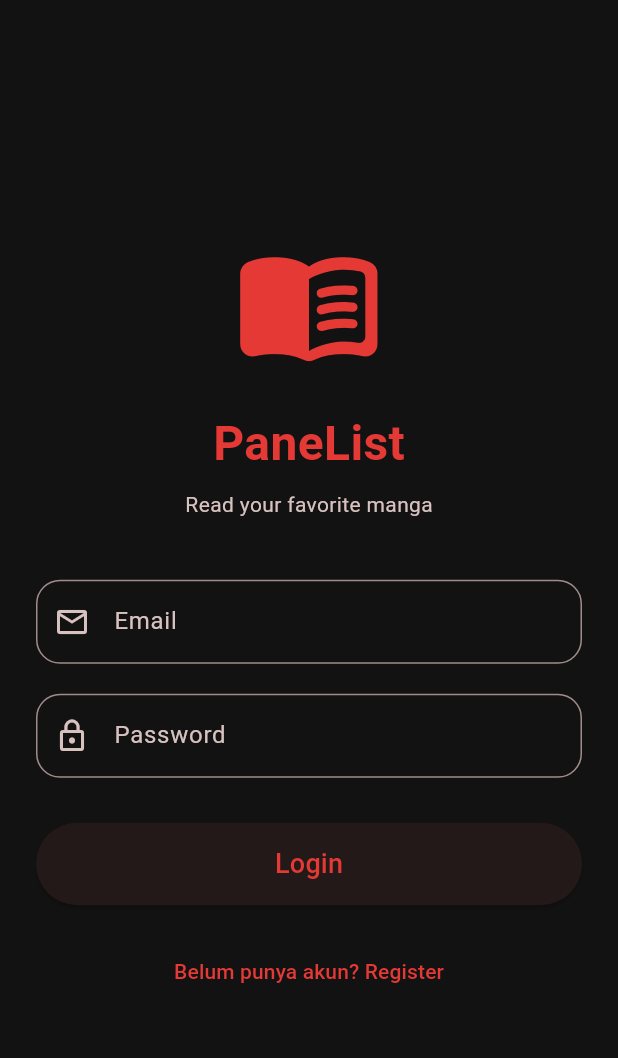
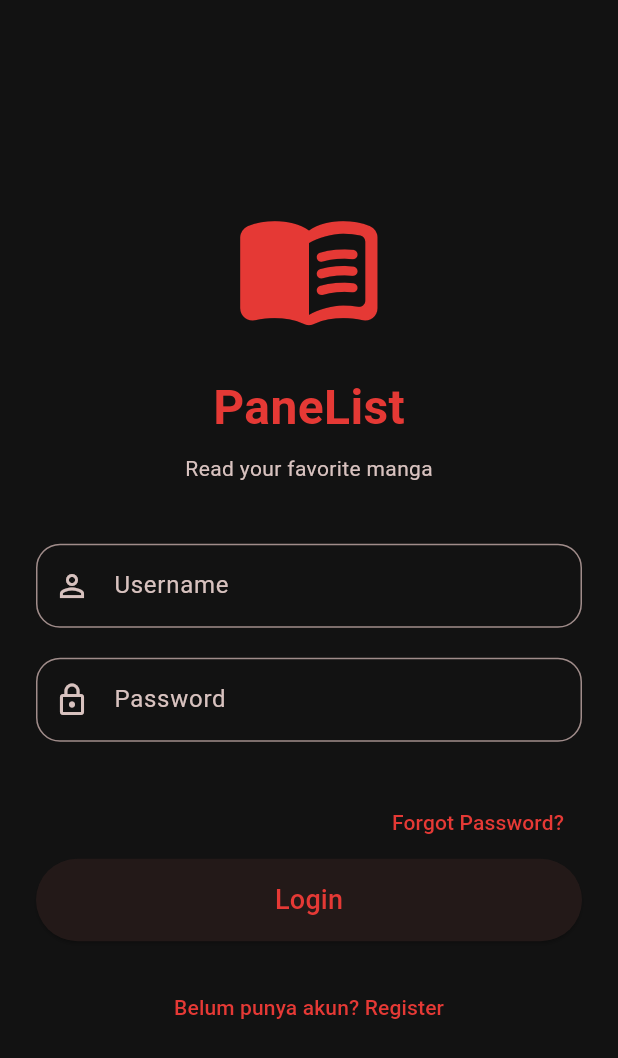
Before and after one commit to DionAnugrah/panelist, a Flutter app: the screen it shows after launch, on a phone screen of 412 x 824 dp. Shown: the top 1058 px of the screen. Run offline on Flutter 3.47's test engine with Material 3 defaults, Android fonts, the phone set to English and light mode, and no system bars; our stand-ins replace supabase_flutter; accounts and stored records are empty.

Commit message:
tambah fitur forgot password dan login with username

```diff
--- a/lib/screens/auth/auth_gate.dart
+++ b/lib/screens/auth/auth_gate.dart
@@ -3,18 +3,65 @@ import 'package:supabase_flutter/supabase_flutter.dart';
 
 import '../../main.dart';
 import 'login_screen.dart';
+import 'update_password_screen.dart';
 
-class AuthGate extends StatelessWidget {
+class AuthGate extends StatefulWidget {
   const AuthGate({super.key});
 
   @override
+  State<AuthGate> createState() =>
+      _AuthGateState();
+}
+
+class _AuthGateState
+    extends State<AuthGate> {
+
+  bool isRecovery = false;
+
+  @override
+  void initState() {
+    super.initState();
+
+    checkRecovery();
+  }
+
+  void checkRecovery() {
+
+    Supabase.instance.client.auth
+        .onAuthStateChange
+        .listen((data) {
+
+      final event = data.event;
+
+      // DETEKSI RECOVERY PASSWORD
+      if (event == AuthChangeEvent.passwordRecovery) {
+
+        setState(() {
+          isRecovery = true;
+        });
+
+      }
+
+    });
+  }
+
+  @override
   Widget build(BuildContext context) {
-    final session = Supabase.instance.client.auth.currentSession;
 
+    // JIKA RECOVERY PASSWORD
+    if (isRecovery) {
+      return const UpdatePasswordScreen();
+    }
+
+    final session =
+        Supabase.instance.client.auth.currentSession;
+
+    // JIKA SUDAH LOGIN
     if (session != null) {
       return const MainNavigation();
     }
 
+    // JIKA BELUM LOGIN
     return const LoginScreen();
   }
 }
--- a/lib/screens/auth/login_screen.dart
+++ b/lib/screens/auth/login_screen.dart
@@ -1,8 +1,6 @@
 import 'package:flutter/material.dart';
 import 'package:supabase_flutter/supabase_flutter.dart';
-
-import '../../main.dart';
-import '../home_screen.dart';
+import 'forgot_password_screen.dart';
 import 'register_screen.dart';
 import 'welcome_screen.dart';
 
@@ -14,7 +12,8 @@ class LoginScreen extends StatefulWidget {
 }
 
 class _LoginScreenState extends State<LoginScreen> {
-  final emailController = TextEditingController();
+
+  final usernameController = TextEditingController();
   final passwordController = TextEditingController();
 
   bool isLoading = false;
@@ -22,38 +21,46 @@ class _LoginScreenState extends State<LoginScreen> {
   Future<void> login() async {
 
     // VALIDASI
-    if (emailController.text.isEmpty ||
+    if (usernameController.text.isEmpty ||
         passwordController.text.isEmpty) {
+
       ScaffoldMessenger.of(context).showSnackBar(
         const SnackBar(
-          content: Text('Email dan password wajib diisi'),
+          content: Text('Username dan password wajib diisi'),
         ),
       );
+
       return;
     }
 
+    // VALIDASI PASSWORD
     if (passwordController.text.length < 6) {
+
       ScaffoldMessenger.of(context).showSnackBar(
         const SnackBar(
           content: Text('Password minimal 6 karakter'),
         ),
       );
+
       return;
     }
-    // VALIDASI PASSWORD
-    if (passwordController.text.length < 6) {
-      ScaffoldMessenger.of(context).showSnackBar(
-        const SnackBar(
-          content: Text('Password minimal 6 karakter'),
-        ),
-      );
-      return;
-    }
+
     try {
+
       setState(() => isLoading = true);
 
+      // CARI EMAIL BERDASARKAN USERNAME
+      final profile = await Supabase.instance.client
+          .from('profiles')
+          .select()
+          .eq('username', usernameController.text.trim())
+          .single();
+
+      final email = profile['email'];
+
+      // LOGIN PAKAI EMAIL
       await Supabase.instance.client.auth.signInWithPassword(
-        email: emailController.text.trim(),
+        email: email,
         password: passwordController.text.trim(),
       );
 
@@ -63,23 +70,43 @@ class _LoginScreenState extends State<LoginScreen> {
         context,
         MaterialPageRoute(
           builder: (_) => WelcomeScreen(
-            email: emailController.text.trim(),
+            username: usernameController.text.trim(),
           ),
         ),
       );
+
+    } on PostgrestException {
+
+      ScaffoldMessenger.of(context).showSnackBar(
+        const SnackBar(
+          content: Text('Username tidak ditemukan'),
+        ),
+      );
+
     } on AuthException catch (e) {
+
       ScaffoldMessenger.of(context).showSnackBar(
         SnackBar(content: Text(e.message)),
       );
+
+    } catch (e) {
+
+      ScaffoldMessenger.of(context).showSnackBar(
+        SnackBar(content: Text(e.toString())),
+      );
+
     } finally {
+
       if (mounted) {
         setState(() => isLoading = false);
       }
+
     }
   }
 
   @override
   Widget build(BuildContext context) {
+
     final scheme = Theme.of(context).colorScheme;
 
     return Scaffold(
@@ -93,6 +120,7 @@ class _LoginScreenState extends State<LoginScreen> {
               padding: const EdgeInsets.all(24),
               child: Column(
                 children: [
+
                   Icon(
                     Icons.menu_book_rounded,
                     size: 100,
@@ -121,11 +149,12 @@ class _LoginScreenState extends State<LoginScreen> {
 
                   const SizedBox(height: 40),
 
+                  // USERNAME
                   TextField(
-                    controller: emailController,
+                    controller: usernameController,
                     decoration: InputDecoration(
-                      labelText: 'Email',
-                      prefixIcon: const Icon(Icons.email_outlined),
+                      labelText: 'Username',
+                      prefixIcon: const Icon(Icons.person_outline),
                       border: OutlineInputBorder(
                         borderRadius: BorderRadius.circular(16),
                       ),
@@ -134,6 +163,7 @@ class _LoginScreenState extends State<LoginScreen> {
 
                   const SizedBox(height: 20),
 
+                  // PASSWORD
                   TextField(
                     controller: passwordController,
                     obscureText: true,
@@ -147,12 +177,29 @@ class _LoginScreenState extends State<LoginScreen> {
                   ),
 
                   const SizedBox(height: 30),
-
+                  Align(
+                    alignment: Alignment.centerRight,
+                    child: TextButton(
+                      onPressed: () {
+                        Navigator.push(
+                          context,
+                          MaterialPageRoute(
+                            builder: (_) =>
+                                const ForgotPasswordScreen(),
+                          ),
+                        );
+                      },
+                      child: const Text(
+                        'Forgot Password?',
+                      ),
+                    ),
+                  ),
                   SizedBox(
                     width: double.infinity,
                     height: 55,
                     child: ElevatedButton(
                       onPressed: isLoading ? null : login,
+
                       child: isLoading
                           ? const SizedBox(
                               height: 24,
--- a/lib/screens/auth/welcome_screen.dart
+++ b/lib/screens/auth/welcome_screen.dart
@@ -5,11 +5,11 @@ import 'package:flutter/material.dart';
 import '../../main.dart';
 
 class WelcomeScreen extends StatefulWidget {
-  final String email;
+  final String username;
 
   const WelcomeScreen({
     super.key,
-    required this.email,
+    required this.username,
   });
 
   @override
@@ -65,7 +65,7 @@ class _WelcomeScreenState extends State<WelcomeScreen> {
             const SizedBox(height: 12),
 
             Text(
-              widget.email,
+              widget.username,
               style: TextStyle(
                 fontSize: 18,
                 color: scheme.onSurfaceVariant,
--- a/lib/supabase_config.dart
+++ b/lib/supabase_config.dart
@@ -7,6 +7,9 @@ class SupabaseConfig {
   static const String supabaseAnonKey =
       'eyJhbGciOiJIUzI1NiIsInR5cCI6IkpXVCJ9.eyJpc3MiOiJzdXBhYmFzZSIsInJlZiI6IndyYnNodHZrYXVtZ3F5bWh3anh6Iiwicm9sZSI6ImFub24iLCJpYXQiOjE3Nzg1MDQ2MjgsImV4cCI6MjA5NDA4MDYyOH0.QoWPAA3_senY7e77LKpn35VwuXAgSCvNH2eb5wU4Unw';
 
+  static SupabaseClient get client =>
+    Supabase.instance.client;
+
   static Future<void> init() async {
     await Supabase.initialize(
       url: supabaseUrl,
--- a/pubspec.yaml
+++ b/pubspec.yaml
@@ -35,6 +35,7 @@ dependencies:
   # Use with the CupertinoIcons class for iOS style icons.
   cupertino_icons: ^1.0.8
   supabase_flutter: ^2.8.0
+  app_links: ^3.5.0
 
 dev_dependencies:
   flutter_test:
```
Also changed, not shown: lib/main.dart (+79 -21 lines), lib/screens/auth/forgot_password_screen.dart (added, +162 -0 lines), lib/screens/auth/register_screen.dart (+47 -13 lines), lib/screens/auth/update_password_screen.dart (added, +149 -0 lines), pubspec.lock, 1 other file. Lines whose indentation alone changed are shown as unchanged.
